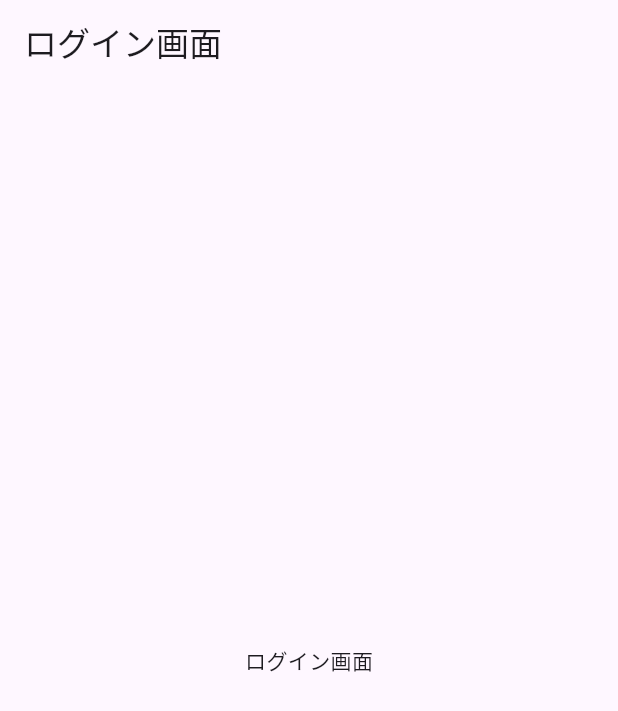
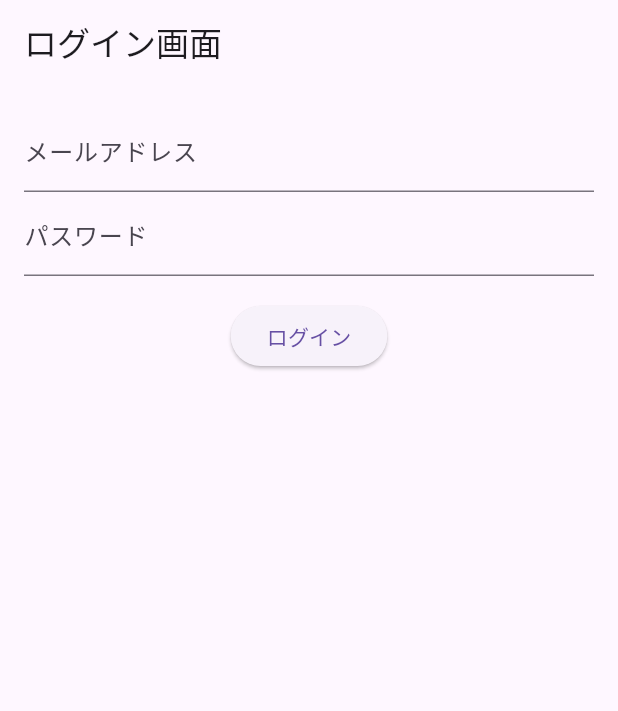
Before and after one commit to 10ya54/todo-flutter, a Flutter app: the screen it shows after launch, on a phone screen of 412 x 824 dp. Shown: the top 711 px of the screen. Run offline on Flutter 3.47's test engine with Material 3 defaults, Android fonts, the phone set to English and light mode, and no system bars; our stand-ins replace flutter_riverpod, freezed_annotation, go_router, riverpod_annotation; generated files the repository leaves out were written again.

Commit message:
ログイン画面の実装

```diff
--- /dev/null
+++ b/lib/domain/models/todo.dart
@@ -0,0 +1,18 @@
+import 'package:freezed_annotation/freezed_annotation.dart';
+
+part 'todo.freezed.dart';
+part 'todo.g.dart';
+
+@freezed
+abstract class Todo with _$Todo {
+  const factory Todo({
+    required String id,
+    required String title,
+    required String description,
+    required DateTime dueDate,
+    required String category,
+    @Default(false) bool isCompleted,
+  }) = _Todo;
+
+  factory Todo.fromJson(Map<String, dynamic> json) => _$TodoFromJson(json);
+}
--- a/lib/routing/router.dart
+++ b/lib/routing/router.dart
@@ -1,6 +1,8 @@
 import 'package:go_router/go_router.dart';
 import 'package:todoflutter/routing/routes.dart';
+import 'package:todoflutter/ui/view_model/home_viewmodel.dart';
 import 'package:todoflutter/ui/view_model/login_viewmodel.dart';
+import 'package:todoflutter/ui/widgets/home_screen.dart';
 import 'package:todoflutter/ui/widgets/login_screen.dart';
 
 // ルーティング設定
@@ -14,5 +16,12 @@ final router = GoRouter(
         return LoginScreen(viewModel: viewModel);
       },
     ),
+    GoRoute(
+      path: Routes.home,
+      builder: (context, state) {
+        final viewModel = HomeViewModel();
+        return HomeScreen(viewModel: viewModel);
+      },
+    ),
   ],
 );
--- a/lib/ui/widgets/login_screen.dart
+++ b/lib/ui/widgets/login_screen.dart
@@ -1,17 +1,101 @@
 import 'package:flutter/material.dart';
 import 'package:flutter_riverpod/flutter_riverpod.dart';
+import 'package:go_router/go_router.dart';
+import 'package:todoflutter/routing/routes.dart';
+import 'package:todoflutter/ui/form/login_form.dart';
 import 'package:todoflutter/ui/view_model/login_viewmodel.dart';
 
-class LoginScreen extends ConsumerWidget {
+class LoginScreen extends ConsumerStatefulWidget {
   const LoginScreen({super.key, required this.viewModel});
 
   final LoginViewModel viewModel;
 
   @override
-  Widget build(BuildContext context, WidgetRef ref) {
+  ConsumerState<LoginScreen> createState() => _LoginScreenState();
+}
+
+class _LoginScreenState extends ConsumerState<LoginScreen> {
+  final formKey = GlobalKey<FormState>();
+  final emailController = TextEditingController();
+  final passwordController = TextEditingController();
+
+  @override
+  void dispose() {
+    emailController.dispose();
+    passwordController.dispose();
+    super.dispose();
+  }
+
+  @override
+  Widget build(BuildContext context) {
     return Scaffold(
       appBar: AppBar(title: const Text('ログイン画面')),
-      body: Center(child: const Text('ログイン画面')),
+      body: SafeArea(
+        child: Center(
+          child: Padding(
+            padding: const EdgeInsets.all(16.0),
+            child: Form(
+              key: formKey,
+              child: Column(
+                children: [
+                  TextFormField(
+                    controller: emailController,
+                    decoration: const InputDecoration(labelText: 'メールアドレス'),
+                    keyboardType: TextInputType.emailAddress,
+                    validator: (value) {
+                      if (value == null || value.isEmpty) {
+                        return 'メールアドレスを入力してください';
+                      }
+                      if (!RegExp(
+                        r'^[a-zA-Z0-9._%+-]+@[a-zA-Z0-9.-]+\.[a-zA-Z]{2,}$',
+                      ).hasMatch(value)) {
+                        return '無効なメールアドレスです';
+                      }
+                      return null;
+                    },
+                  ),
+                  TextFormField(
+                    controller: passwordController,
+                    decoration: const InputDecoration(labelText: 'パスワード'),
+                    obscureText: true,
+                    keyboardType: TextInputType.visiblePassword,
+                    validator: (value) {
+                      if (value == null || value.isEmpty) {
+                        return 'パスワードを入力してください';
+                      }
+                      if (value.length < 6) {
+                        return 'パスワードは6文字以上である必要があります';
+                      }
+                      return null;
+                    },
+                  ),
+                  const SizedBox(height: 16),
+                  ElevatedButton(
+                    onPressed: () {
+                      // フォームのバリデーションを実行
+                      if (!formKey.currentState!.validate()) {
+                        return;
+                      } else {
+                        // ログイン処理を実行
+                        widget.viewModel.login(
+                          LoginForm(
+                            email: emailController.text,
+                            password: passwordController.text,
+                          ),
+                        );
+                        // ログイン成功後の処理をここに追加
+                        // 例えば、ホーム画面に遷移するなど
+                        context.go(Routes.home);
+                      }
+                    },
+                    child: const Text('ログイン'),
+                  ),
+                ],
+              ),
+            ),
+          ),
+        ),
+      ),
     );
   }
 }
```
Also changed, not shown: lib/ui/view_model/home_viewmodel.dart (added, +20 -0 lines), lib/ui/view_model/login_viewmodel.dart (+11 -0 lines), lib/ui/widgets/home_screen.dart (+30 -2 lines), lib/utils/result.dart (added, +52 -0 lines), lib/domain/models/todo.freezed.dart (added), lib/domain/models/todo.g.dart (added), lib/ui/view_model/home_viewmodel.g.dart.
